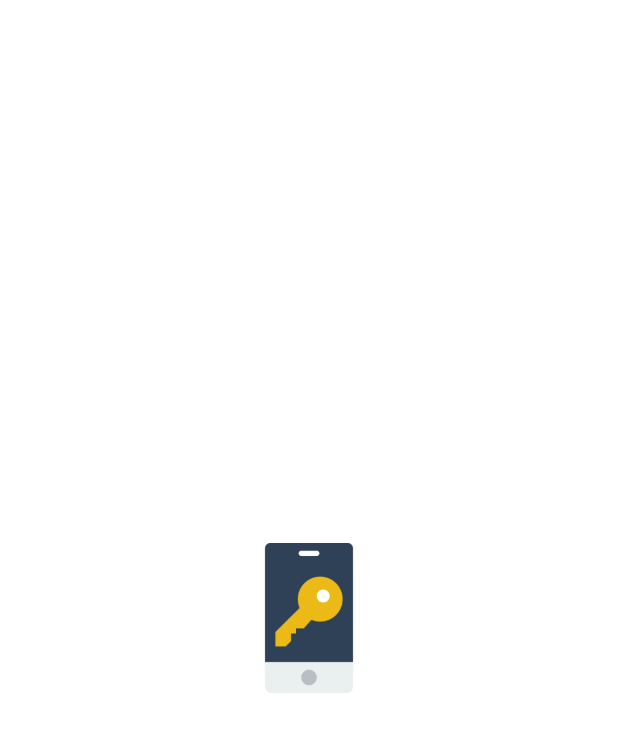
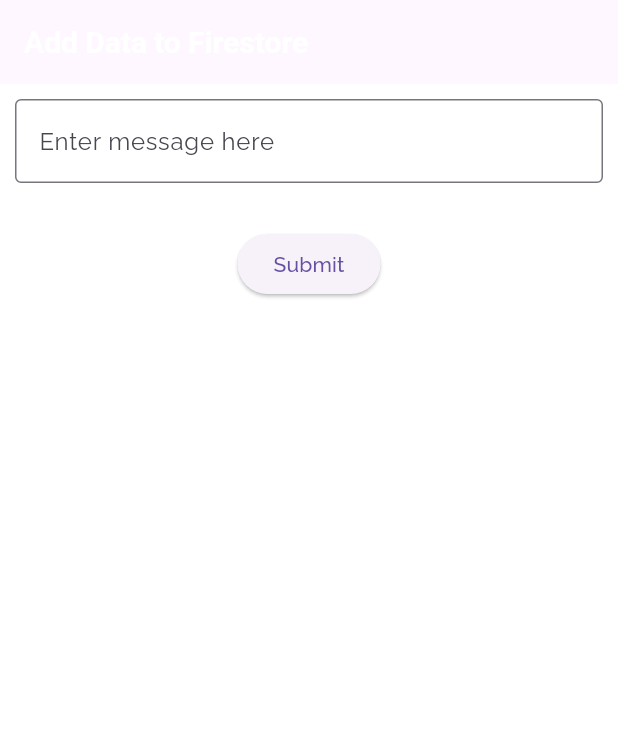
Before and after one commit to Aravindh1505/ExpanseTracker, a Flutter app: the first screen one second after launch, on a phone screen of 412 x 824 dp. Shown: the top 732 px of the screen. Run offline on Flutter 3.47's test engine with Material 2 defaults, Android fonts, the phone set to English and light mode, and no system bars; our stand-ins replace cloud_firestore, firebase_auth, firebase_core, google_fonts, pinput; accounts and stored records are empty.

Commit message:
Intl date time format package added and add_data file added for storing database

```diff
--- a/lib/main.dart
+++ b/lib/main.dart
@@ -10,6 +10,7 @@ import '../screens/payment_mode_screen.dart';
 import '../utils/custom_theme.dart';
 import '../utils/route_names.dart';
 import '../screens/splash_screen.dart';
+import '../screens/add_data.dart';
 
 void main() async {
   WidgetsFlutterBinding.ensureInitialized();
@@ -25,7 +26,7 @@ class MyApp extends StatelessWidget {
     return MaterialApp(
       theme: CustomTheme.lightTheme,
       routes: {
-        RouteNames.HOME: (_) => const SplashScreen(),
+        RouteNames.HOME: (_) => AddDataScreen(),
         RouteNames.LOGIN_SCREEN: (_) => const LoginScreen(),
         RouteNames.OTP_VERIFICATION_SCREEN: (_) => OtpVerificationScreen(),
         RouteNames.ENTRIES_SCREEN: (_) => const EntriesScreen(),
--- /dev/null
+++ b/lib/screens/add_data.dart
@@ -0,0 +1,59 @@
+
+
+import 'package:cloud_firestore/cloud_firestore.dart';
+import 'package:flutter/material.dart';
+import 'package:intl/intl.dart';
+
+import '../utils/utils.dart';
+import '../widgets/custom_widgets.dart';
+
+class AddDataScreen extends StatelessWidget {
+  AddDataScreen({Key? key}) : super(key: key);
+
+  TextEditingController textEditingController = TextEditingController();
+
+  void add() {
+    Utils.logger('add triggered...');
+
+    String message = textEditingController.text.toString();
+
+    //addMessage(message);
+  }
+
+  Future<DocumentReference> addMessage(String message) async {
+    return FirebaseFirestore.instance.collection('categories').add(<String, dynamic>{
+      'category_id': DateTime.now().millisecondsSinceEpoch,
+      'category_name': message,
+      'is_active': true,
+      'timestamp': DateTime.now(),
+    });
+  }
+
+  @override
+  Widget build(BuildContext context) {
+    return Scaffold(
+      appBar: AppBar(
+        title: const Text('Add Data to Firestore'),
+      ),
+      body: Container(
+        margin: const EdgeInsets.all(10.0),
+        child: Column(
+          children: [
+            TextField(
+              controller: textEditingController,
+              decoration: const InputDecoration(
+                labelText: 'Enter message here',
+                border: OutlineInputBorder(),
+              ),
+            ),
+            CustomSizedBox(),
+            ElevatedButton(
+              onPressed: add,
+              child: const Text('Submit'),
+            )
+          ],
+        ),
+      ),
+    );
+  }
+}
--- a/lib/screens/home_screen.dart
+++ b/lib/screens/home_screen.dart
@@ -1,8 +1,12 @@
+import 'dart:io';
+
+import 'package:cloud_firestore/cloud_firestore.dart';
 import 'package:firebase_auth/firebase_auth.dart';
 import 'package:flutter/material.dart';
 
 import '../utils/route_names.dart';
 import '../utils/constants.dart';
+import '../utils/utils.dart';
 import 'login_screen.dart';
 
 class HomeScreen extends StatelessWidget {
@@ -18,6 +22,29 @@ class HomeScreen extends StatelessWidget {
       ),
       (route) => false,
     );
+  }
+
+  Future<Future<DocumentReference<Map<String, dynamic>>>> add() async {
+    var userId = FirebaseAuth.instance.currentUser?.uid;
+    var mobileNumber = FirebaseAuth.instance.currentUser?.phoneNumber;
+
+    final data = <String, String>{
+      'userId': userId.toString(),
+      'bookName': 'January',
+      'createdAt': DateTime.now().toString()
+    };
+
+    /*return FirebaseFirestore.instance.collection('books').doc(userId).collection('book')
+        .set(data).onError((error, stackTrace) {
+      Utils.logger(stackTrace.toString());
+    });*/
+
+    return FirebaseFirestore.instance.collection('books').doc(userId).collection('userbooks').add(<String, dynamic>{
+      'userId': userId.toString(),
+      'bookName': 'January',
+      'createdAt': DateTime.now().toString(),
+      'platform': Platform.isAndroid ? 'Android' : 'iOS'
+    });
   }
 
   @override
@@ -37,9 +64,7 @@ class HomeScreen extends StatelessWidget {
         child: Text('Home screen contents available here!'),
       ),
       floatingActionButton: FloatingActionButton.extended(
-        onPressed: () {
-          Navigator.of(context).pushNamed(RouteNames.ENTRIES_SCREEN);
-        },
+        onPressed: add,
         icon: const Icon(Icons.add),
         label: const Text('Add Book'),
       ),
--- a/pubspec.yaml
+++ b/pubspec.yaml
@@ -16,6 +16,7 @@ dependencies:
   firebase_core: ^2.4.1
   firebase_auth: ^4.2.5
   pinput: ^2.2.23
+  intl: ^0.17.0
 
 dev_dependencies:
   flutter_test:
```
Also changed, not shown: lib/screens/firebase_database.dart (deleted, +0 -58 lines), pubspec.lock.
